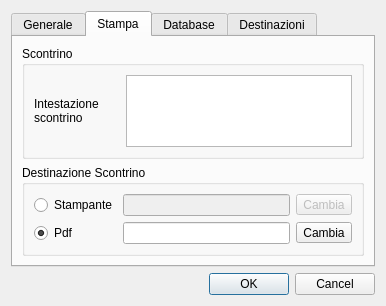
Old version of the form src/configurazionedlg.ui in the repository mtonin/gestcassa.
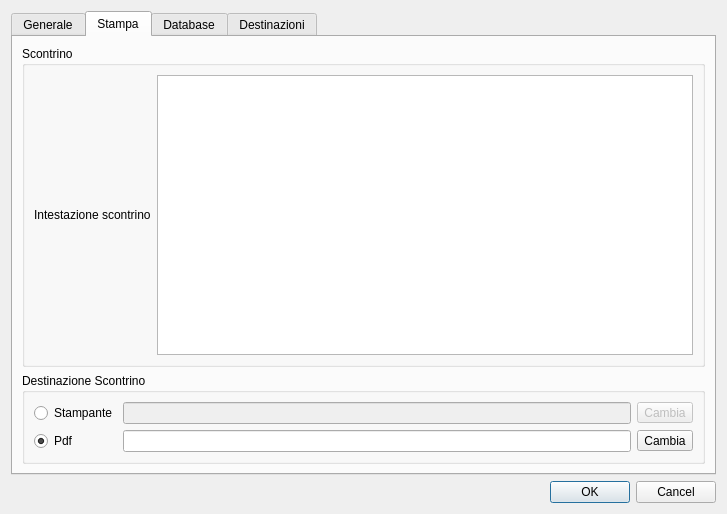
New version of the form. The open tabs and pages were chosen to show the change. Custom widgets are drawn as their Qt base class.

```diff
--- a/src/configurazionedlg.ui
+++ b/src/configurazionedlg.ui
@@ -6,8 +6,8 @@
    <rect>
     <x>0</x>
     <y>0</y>
-    <width>386</width>
-    <height>276</height>
+    <width>727</width>
+    <height>514</height>
    </rect>
   </property>
   <property name="windowTitle">
```
Left out of the diff: 4 changed lines with no effect on the pictures.
